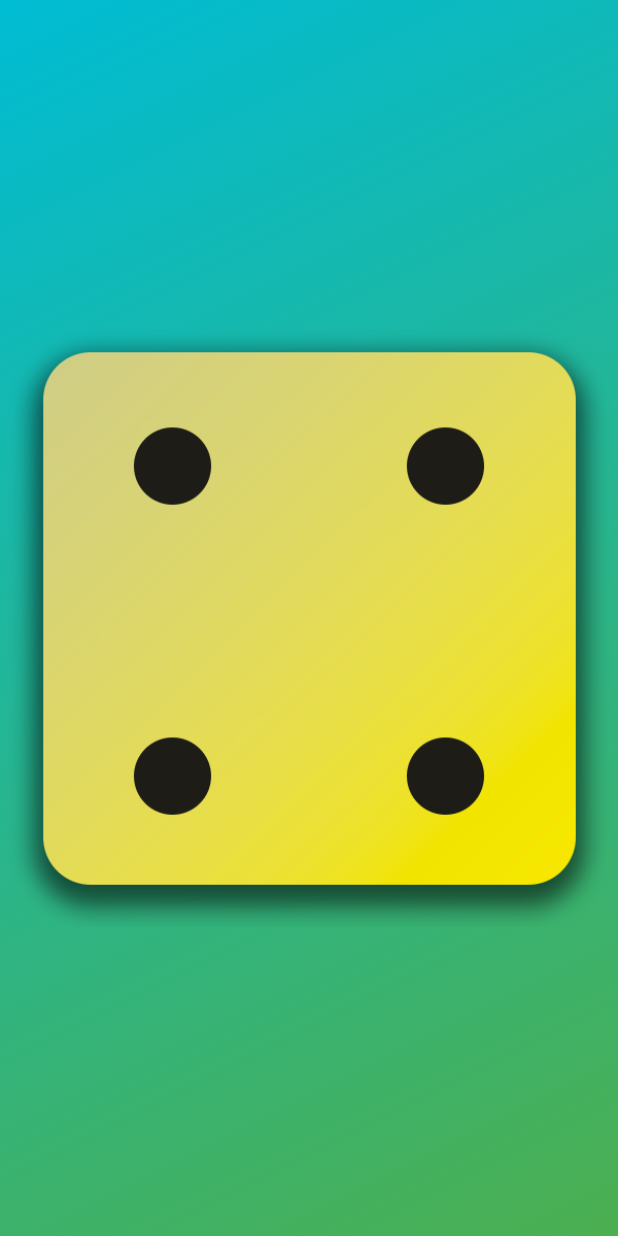
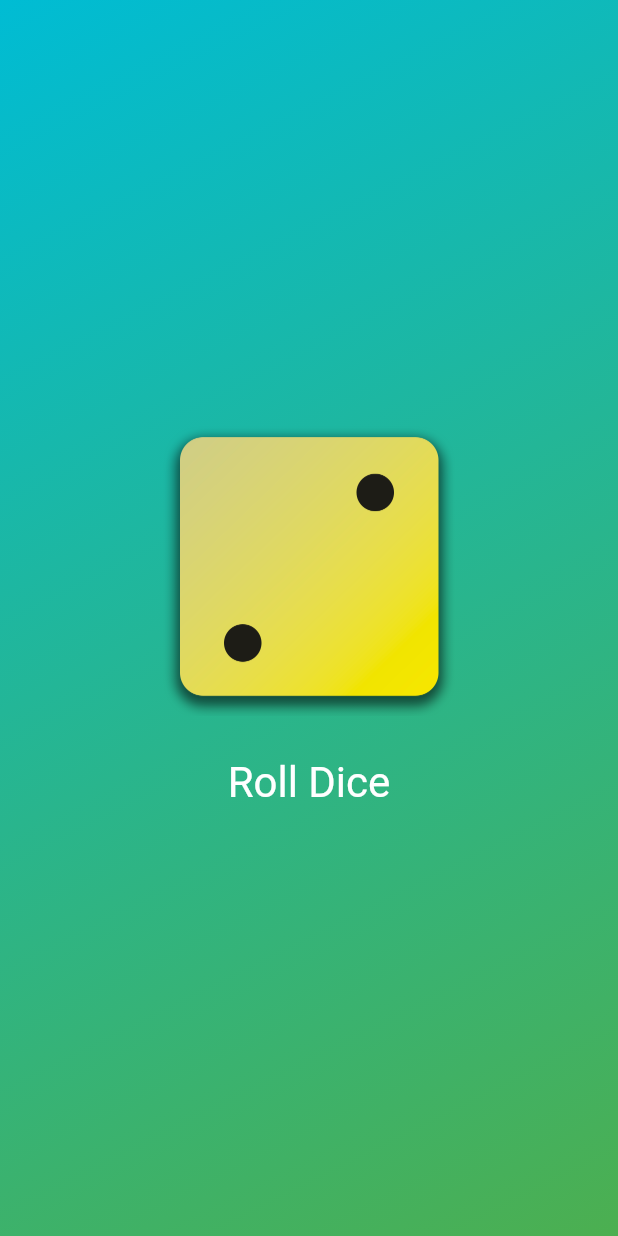
Before and after one commit to maithanhtrong1113/dartCourse, a Flutter app: the screen it shows after launch, on a phone screen of 412 x 824 dp. Run offline on Flutter 3.47's test engine with Material 2 defaults, Android fonts, the phone set to English and light mode, and no system bars.

```diff
--- /dev/null
+++ b/lib/dice_roll.dart
@@ -0,0 +1,51 @@
+import 'dart:math';
+
+import 'package:flutter/material.dart';
+
+final randomizer = Random();
+
+class DiceRoller extends StatefulWidget {
+  const DiceRoller({super.key});
+
+  @override
+  State<DiceRoller> createState() {
+    return _DiceRollerState();
+  }
+}
+
+class _DiceRollerState extends State<DiceRoller> {
+  var currentDiceRoll = 2;
+
+  void rollDice() {
+    setState(() {
+      currentDiceRoll = randomizer.nextInt(6) + 1;
+    });
+  }
+
+  @override
+  Widget build(context) {
+    return Column(
+      mainAxisSize: MainAxisSize.min,
+      children: [
+        Image.asset(
+          'assets/images/dice-$currentDiceRoll.png',
+          width: 200,
+        ),
+        const SizedBox(height: 20),
+        TextButton(
+          onPressed: rollDice,
+          style: TextButton.styleFrom(
+            // padding: const EdgeInsets.only(
+            //   top: 20,
+            // ),
+            foregroundColor: Colors.white,
+            textStyle: const TextStyle(
+              fontSize: 28,
+            ),
+          ),
+          child: const Text('Roll Dice'),
+        )
+      ],
+    );
+  }
+}
--- a/lib/gradient_container.dart
+++ b/lib/gradient_container.dart
@@ -1,10 +1,11 @@
 import 'package:flutter/material.dart';
-import 'package:frist_app/style_text.dart';
+import 'package:frist_app/dice_roll.dart';
 
 class GradientContainer extends StatelessWidget {
   const GradientContainer(this.color1, this.color2, {super.key});
   final Color color1;
   final Color color2;
+
   @override
   Widget build(context) {
     return Container(
@@ -16,7 +17,7 @@ class GradientContainer extends StatelessWidget {
         ),
       ),
       child: Center(
-        child: Image.asset('assets/images/dice-4.png'),
+        child: DiceRoller(),
       ),
     );
   }
```
